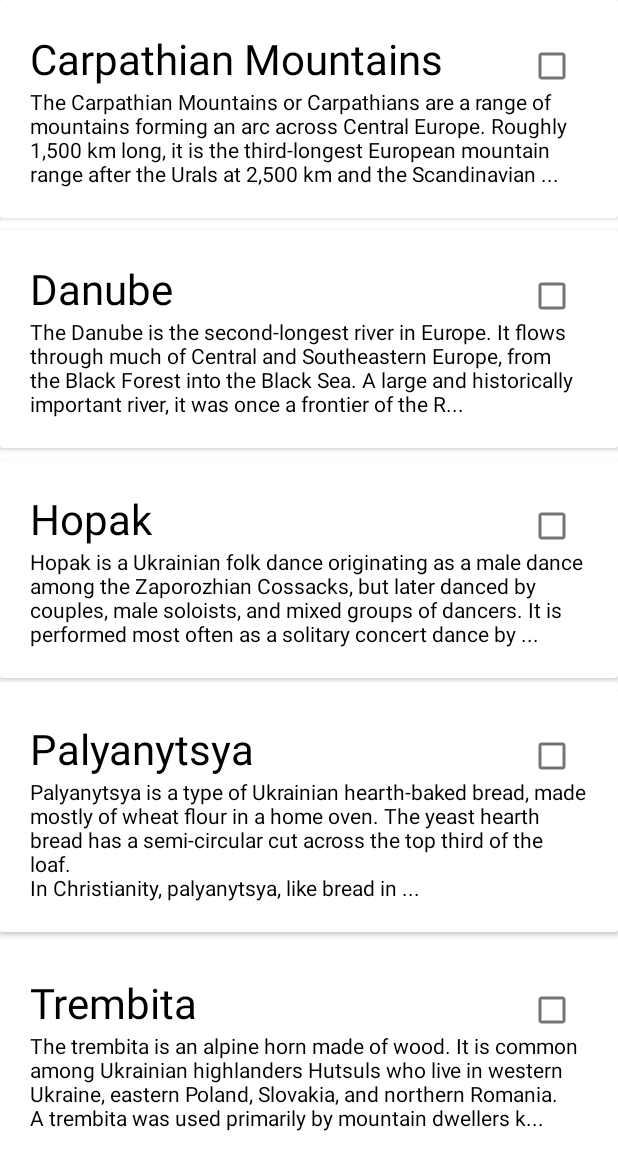
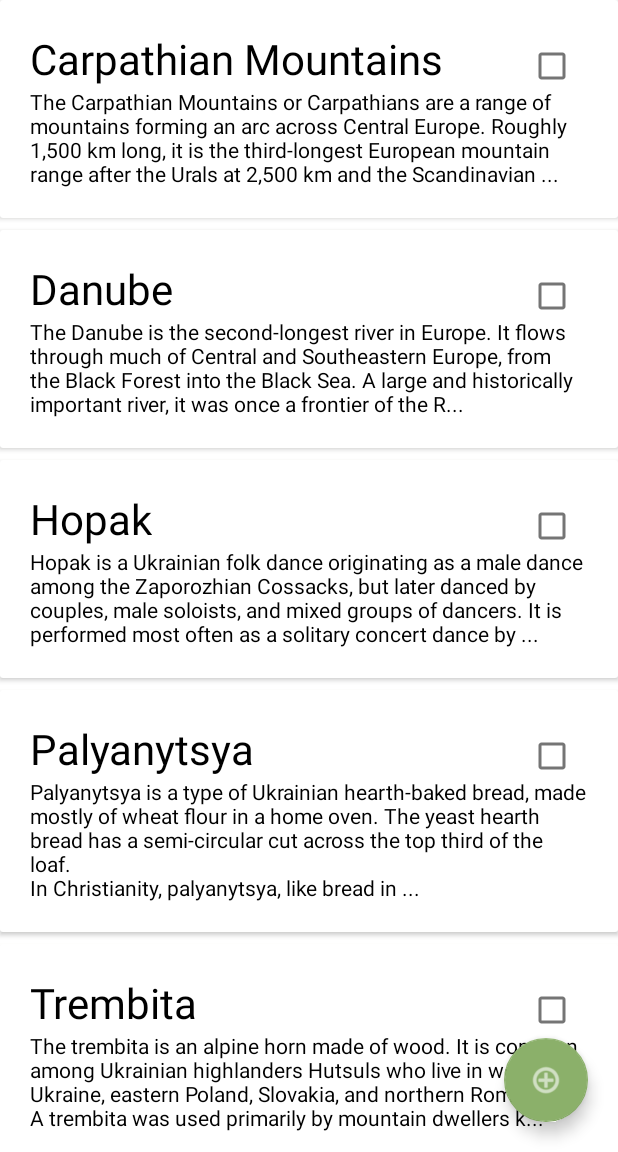
Before and after one commit to KaterynaMiasnikova/MicroLearn, an Android app: the screen it shows after launch (PortionListActivity), on a phone screen of 412 x 824 dp, the part 84-1236 px from its top. Run offline under Robolectric (Android 15) with nearby library versions, the phone set to English and light mode, and no system bars; our stand-ins replace Timber; 2 statements that could not run were skipped.

Commit message:
v0.3 - add theme

```diff
--- a/app/src/main/java/kd/microlearn/activities/PortionListActivity.kt
+++ b/app/src/main/java/kd/microlearn/activities/PortionListActivity.kt
@@ -2,18 +2,21 @@
 
 import android.app.Activity
 import android.content.Intent
-import androidx.appcompat.app.AppCompatActivity
 import android.os.Bundle
 import android.view.Menu
-import android.view.MenuItem
+import android.view.View
+import android.widget.CheckBox
 import androidx.activity.result.contract.ActivityResultContracts
+import androidx.appcompat.app.AppCompatActivity
 import androidx.recyclerview.widget.LinearLayoutManager
+import com.google.android.material.floatingactionbutton.FloatingActionButton
 import kd.microlearn.R
 import kd.microlearn.adapters.PortionAdapter
 import kd.microlearn.adapters.PortionListener
 import kd.microlearn.databinding.ActivityPortionListBinding
 import kd.microlearn.main.MainApp
 import kd.microlearn.models.PortionModel
+
 
 class PortionListActivity : AppCompatActivity(), PortionListener {
     lateinit var app: MainApp
@@ -31,6 +34,13 @@
         val layoutManager = LinearLayoutManager(this)
         binding.recyclerView.layoutManager = layoutManager
         binding.recyclerView.adapter = PortionAdapter(app.portions.findAll(), this)
+
+        val fab = findViewById<View>(R.id.addTheme) as FloatingActionButton
+        fab.setOnClickListener { view ->
+            val launcherIntent = Intent(this, ThemeActivity::class.java)
+            //launcherIntent.putExtra("theme_show", portion)
+            getClickResult.launch(launcherIntent)
+        }
     }
 
     override fun onCreateOptionsMenu(menu: Menu): Boolean {
--- a/app/src/main/java/kd/microlearn/adapters/PortionAdapter.kt
+++ b/app/src/main/java/kd/microlearn/adapters/PortionAdapter.kt
@@ -2,9 +2,11 @@
 
 import android.view.LayoutInflater
 import android.view.ViewGroup
+import android.widget.CheckBox
 import androidx.recyclerview.widget.RecyclerView
 import kd.microlearn.databinding.CardPortionBinding
 import kd.microlearn.models.PortionModel
+
 
 interface PortionListener {
     fun onPortionClick(portion: PortionModel)
@@ -13,15 +15,17 @@
 class PortionAdapter constructor(private var portions: List<PortionModel>,
                                  private val listener: PortionListener) :
     RecyclerView.Adapter<PortionAdapter.MainHolder>() {
+    //lateinit var cbSelect: CheckBox
 
     override fun onCreateViewHolder(parent: ViewGroup, viewType: Int): MainHolder {
+//        cbSelect = parent.findViewById(R.id.checkbox)
         val binding = CardPortionBinding.inflate(LayoutInflater.from(parent.context), parent, false)
         return MainHolder(binding)
     }
 
     override fun onBindViewHolder(holder: MainHolder, position: Int) {
         val portion = portions[holder.adapterPosition]
-        holder.bind(portion, listener)
+        holder.bind(portion, listener, this)
     }
 
     override fun getItemCount(): Int = portions.size
@@ -29,11 +33,13 @@
     class MainHolder(private val binding : CardPortionBinding) :
         RecyclerView.ViewHolder(binding.root) {
 
-        fun bind(portion: PortionModel, listener : PortionListener) {
-            binding.portionTitle.text = portion.p_title
-            binding.portionText.text = buildString { append(portion.p_text.take(223))
+        fun bind(portion: PortionModel, listener : PortionListener, parent : PortionAdapter) {
+
+            binding.portionTitle.text = portion.title_portion
+            binding.portionText.text = buildString { append(portion.text_portion.take(223))
                                                      append("...") }
-            binding.root.setOnClickListener { listener.onPortionClick(portion) }
+            binding.root.setOnClickListener { //parent.cbSelect.isChecked = true
+                listener.onPortionClick(portion) }
         }
     }
 }
--- a/app/src/main/java/kd/microlearn/main/MainApp.kt
+++ b/app/src/main/java/kd/microlearn/main/MainApp.kt
@@ -1,24 +1,55 @@
 package kd.microlearn.main
 import android.app.Application
-import kd.microlearn.models.PortionMemStore
-import kd.microlearn.models.PortionModel
+import kd.microlearn.models.*
 import timber.log.Timber
 import timber.log.Timber.i
 
 class MainApp  : Application() {
-
+    val areas = AreaMemStore()
+    val themes = ThemeMemStore()
     val portions = PortionMemStore()
 
     override fun onCreate() {
         super.onCreate()
         Timber.plant(Timber.DebugTree())
         i("Placemark started")
-        portions.create(PortionModel(1,"Carpathian Mountains", "The Carpathian Mountains or Carpathians are a range of mountains forming an arc across Central Europe. Roughly 1,500 km long, it is the third-longest European mountain range after the Urals at 2,500 km and the Scandinavian Mountains at 1,700 km. The range stretches from the far eastern Czech Republic (3%) and Austria (1%) in the northwest through Slovakia (21%), Poland (10%), Ukraine (10%), Romania (50%) to Serbia (5%) in the south. The highest range within the Carpathians is known as the Tatra mountains in Slovakia and Poland, where the highest peaks exceed 2,600 m. The second-highest range is the Southern Carpathians in Romania, where the highest peaks range between 2,500 m and 2,550 m.", "Mountains"))
-        portions.create(PortionModel(2,"Danube", "The Danube is the second-longest river in Europe. It flows through much of Central and Southeastern Europe, from the Black Forest into the Black Sea. A large and historically important river, it was once a frontier of the Roman Empire and today connects ten European countries, running through their territories or being a border. Originating in Germany, the Danube flows southeast for 2,850 km, passing through or bordering Austria, Slovakia, Hungary, Croatia, Serbia, Romania, Bulgaria, Moldova, and Ukraine. Among the many cities on the river are 4 capitals: Vienna, Budapest, Belgrade and Bratislava. Its drainage basin amounts to 817 000 km² and extends into nine more countries.", "Rivers"))
-        portions.create(PortionModel(3,"Hopak", "Hopak is a Ukrainian folk dance originating as a male dance among the Zaporozhian Cossacks, but later danced by couples, male soloists, and mixed groups of dancers. It is performed most often as a solitary concert dance by amateur and professional Ukrainian dance ensembles, as well as other performers of folk dances. It has also been incorporated into larger artistic opuses such as operas, ballets and theatre.\nThe hopak is often popularly referred to as the \"National Dance of Ukraine\" and has become very popular in Poland. There are similar folkloric dance tunes known as Sirmpa in Leros, Greece.", "Dances"))
-        portions.create(PortionModel(4,"Palyanytsya", "Palyanytsya is a type of Ukrainian hearth-baked bread, made mostly of wheat flour in a home oven. The yeast hearth bread has a semi-circular cut across the top third of the loaf.\nIn Christianity, palyanytsya, like bread in general, symbolizes happiness and can represent well-being, the body of God, affection, hospitality and security. Palyanytsya can also be interpreted as a symbol of the sun.\nAccording to popular belief, you should not eat a piece of palyanytsya after another person, as doing so will take away their happiness. It is also unlucky to leave a piece uneaten; and eating bread behind another person's back will \"eat\" their strength.", "International cuisine"))
-        portions.create(PortionModel(5,"Trembita", "The trembita is an alpine horn made of wood. It is common among Ukrainian highlanders Hutsuls who live in western Ukraine, eastern Poland, Slovakia, and northern Romania.\nA trembita was used primarily by mountain dwellers known as Hutsuls and Gorals in the Carpathians, it was used as a signaling device to announce deaths, funerals, weddings.\nThe tube is made from a long straight piece of pine or spruce (preferably one that has been struck by lightning) which is split in two in order to carve out the core. The halves are once again joined together and then wrapped in birch bark or osier rings. It is also used by shepherds for signaling and communication in the forested mountains and for guiding sheep and dogs. The trembita has a timbre that is much brighter than that of the alpenhorn due to its narrow bore and very minor flare.", "Musical instruments"))
-        portions.create(PortionModel(6,"Kobza", "The kobza, also called bandurka, is a Ukrainian folk music instrument of the lute family, a relative of the Central European mandora. The term kobza however, has also been applied to a number of other Eastern European instruments distinct from the Ukrainian kobza.\nThe term kobza is of Turkic origin and is related to the terms kobyz and komuz, thought to have been introduced into the Ukrainian language in the 13th century with the migration of a sizable group of Turkic people from Abkhazia settling in the Poltava region. It was usually played by a bard or minstrel known as a kobzar (occasionally in earlier times a kobeznik), who accompanies his recitation of epic poetry called duma in Ukrainian.", "Musical instruments"))
-        portions.create(PortionModel(7,"Arsenalna (Kyiv Metro)", "Arsenalna is a station on Kyiv Metro’s Sviatoshynsko-Brovarska Line. The station was opened along with the first stage and is currently the deepest station in the world at 105.5 metres. This is attributed to Kyiv’s geography, where the high bank of the Dnipro River rises above the rest of the city. Also unusual is the station’s design, which lacks a central concourse and is thus similar in layout to stations on the London Underground.\nSince 1986, the station has the status of \"architectural monument of local significance\".", "Public transport"))
+
+        areas.create(AreaModel(0, "Geography"))
+        areas.create(AreaModel(1, "Culture"))
+        areas.create(AreaModel(2, "Science"))
+
+        themes.create(ThemeModel(0, "Marine biology", "", 2))
+        themes.create(ThemeModel(1, "Mountains", "",0))
+        themes.create(ThemeModel(2, "Rivers", "",0))
+        themes.create(ThemeModel(3, "Dances", "",1))
+        themes.create(ThemeModel(4, "International cuisine", "",1))
+        themes.create(ThemeModel(5, "Musical instruments", "",1))
+        themes.create(ThemeModel(6, "Public transport", "",0))
+
+        portions.create(PortionModel(1,"Carpathian Mountains",
+            "The Carpathian Mountains or Carpathians are a range of mountains forming an arc across Central Europe. Roughly 1,500 km long, it is the third-longest European mountain range after the Urals at 2,500 km and the Scandinavian Mountains at 1,700 km. The range stretches from the far eastern Czech Republic (3%) and Austria (1%) in the northwest through Slovakia (21%), Poland (10%), Ukraine (10%), Romania (50%) to Serbia (5%) in the south. The highest range within the Carpathians is known as the Tatra mountains in Slovakia and Poland, where the highest peaks exceed 2,600 m. The second-highest range is the Southern Carpathians in Romania, where the highest peaks range between 2,500 m and 2,550 m.",
+            1))
+        portions.create(PortionModel(2,"Danube",
+            "The Danube is the second-longest river in Europe. It flows through much of Central and Southeastern Europe, from the Black Forest into the Black Sea. A large and historically important river, it was once a frontier of the Roman Empire and today connects ten European countries, running through their territories or being a border. Originating in Germany, the Danube flows southeast for 2,850 km, passing through or bordering Austria, Slovakia, Hungary, Croatia, Serbia, Romania, Bulgaria, Moldova, and Ukraine. Among the many cities on the river are 4 capitals: Vienna, Budapest, Belgrade and Bratislava. Its drainage basin amounts to 817 000 km² and extends into nine more countries.",
+            2))
+        portions.create(PortionModel(3,"Hopak",
+            "Hopak is a Ukrainian folk dance originating as a male dance among the Zaporozhian Cossacks, but later danced by couples, male soloists, and mixed groups of dancers. It is performed most often as a solitary concert dance by amateur and professional Ukrainian dance ensembles, as well as other performers of folk dances. It has also been incorporated into larger artistic opuses such as operas, ballets and theatre.\nThe hopak is often popularly referred to as the \"National Dance of Ukraine\" and has become very popular in Poland. There are similar folkloric dance tunes known as Sirmpa in Leros, Greece.",
+            3))
+        portions.create(PortionModel(4,"Palyanytsya",
+            "Palyanytsya is a type of Ukrainian hearth-baked bread, made mostly of wheat flour in a home oven. The yeast hearth bread has a semi-circular cut across the top third of the loaf.\nIn Christianity, palyanytsya, like bread in general, symbolizes happiness and can represent well-being, the body of God, affection, hospitality and security. Palyanytsya can also be interpreted as a symbol of the sun.\nAccording to popular belief, you should not eat a piece of palyanytsya after another person, as doing so will take away their happiness. It is also unlucky to leave a piece uneaten; and eating bread behind another person's back will \"eat\" their strength.",
+            4))
+        portions.create(PortionModel(5,"Trembita",
+            "The trembita is an alpine horn made of wood. It is common among Ukrainian highlanders Hutsuls who live in western Ukraine, eastern Poland, Slovakia, and northern Romania.\nA trembita was used primarily by mountain dwellers known as Hutsuls and Gorals in the Carpathians, it was used as a signaling device to announce deaths, funerals, weddings.\nThe tube is made from a long straight piece of pine or spruce (preferably one that has been struck by lightning) which is split in two in order to carve out the core. The halves are once again joined together and then wrapped in birch bark or osier rings. It is also used by shepherds for signaling and communication in the forested mountains and for guiding sheep and dogs. The trembita has a timbre that is much brighter than that of the alpenhorn due to its narrow bore and very minor flare.",
+            5))
+        portions.create(PortionModel(6,"Kobza",
+            "The kobza, also called bandurka, is a Ukrainian folk music instrument of the lute family, a relative of the Central European mandora. The term kobza however, has also been applied to a number of other Eastern European instruments distinct from the Ukrainian kobza.\nThe term kobza is of Turkic origin and is related to the terms kobyz and komuz, thought to have been introduced into the Ukrainian language in the 13th century with the migration of a sizable group of Turkic people from Abkhazia settling in the Poltava region. It was usually played by a bard or minstrel known as a kobzar (occasionally in earlier times a kobeznik), who accompanies his recitation of epic poetry called duma in Ukrainian.",
+            5))
+        portions.create(PortionModel(7,"Arsenalna (Kyiv Metro)",
+            "Arsenalna is a station on Kyiv Metro’s Sviatoshynsko-Brovarska Line. The station was opened along with the first stage and is currently the deepest station in the world at 105.5 metres. This is attributed to Kyiv’s geography, where the high bank of the Dnipro River rises above the rest of the city. Also unusual is the station’s design, which lacks a central concourse and is thus similar in layout to stations on the London Underground.\nSince 1986, the station has the status of \"architectural monument of local significance\".",
+            6))
+
+
+
+
     }
 }
--- /dev/null
+++ b/app/src/main/java/kd/microlearn/models/AreaMemStore.kt
@@ -0,0 +1,53 @@
+package kd.microlearn.models
+
+import timber.log.Timber
+
+var lastIdArea = 0L
+
+internal fun getAreaId(): Long {
+    return lastIdArea++
+}
+
+class AreaMemStore : AreaStore{
+    private val areas = ArrayList<AreaModel>()
+
+    override fun findAll(): List<AreaModel> {
+        return areas
+    }
+
+    override fun create(area: AreaModel) {
+        area.id_area = getAreaId()
+        areas.add(area)
+        logAll()
+    }
+
+    override fun getById(id: Long): AreaModel {
+        for (area in areas) {
+            if (area.id_area == id) {
+                return area
+            }
+        }
+        return AreaModel(-1)
+    }
+
+    override fun getAreasNames(): List<String> {
+        val list = ArrayList<String>()
+        for (area in areas) {
+            list.add(area.name_area)
+        }
+        return list
+    }
+
+    override fun findAreaByName(name: String): AreaModel {
+        for (area in areas) {
+            if (area.name_area == name) {
+                return area
+            }
+        }
+        return AreaModel(-1)
+    }
+
+    private fun logAll() {
+        areas.forEach { Timber.i("$it") }
+    }
+}
--- /dev/null
+++ b/app/src/main/java/kd/microlearn/models/AreaModel.kt
@@ -0,0 +1,7 @@
+package kd.microlearn.models
+
+import android.os.Parcelable
+import kotlinx.parcelize.Parcelize
+
+@Parcelize
+data class AreaModel(var id_area: Long = 0, var name_area: String = "") : Parcelable
--- /dev/null
+++ b/app/src/main/java/kd/microlearn/models/AreaStore.kt
@@ -0,0 +1,9 @@
+package kd.microlearn.models
+
+interface AreaStore {
+    fun findAll(): List<AreaModel>
+    fun create(area: AreaModel)
+    fun getById(id: Long): AreaModel
+    fun getAreasNames(): List<String>
+    fun findAreaByName(name: String): AreaModel
+}
--- a/app/src/main/java/kd/microlearn/models/PortionMemStore.kt
+++ b/app/src/main/java/kd/microlearn/models/PortionMemStore.kt
@@ -2,31 +2,31 @@
 
 import timber.log.Timber.i
 
-var lastId = 0L
+var lastIdPortion: Long = 0L
 
-internal fun getId(): Long {
-    return lastId++
+internal fun getPortionId(): Long {
+    return lastIdPortion++
 }
 
 class PortionMemStore : PortionStore {
 
-    val portions = ArrayList<PortionModel>()
+    private val portions = ArrayList<PortionModel>()
 
     override fun findAll(): List<PortionModel> {
         return portions
     }
 
     override fun create(portion: PortionModel) {
-        portion.id = getId()
+        portion.id_portion = getPortionId()
         portions.add(portion)
         logAll()
     }
 
     override fun update(portion: PortionModel) {
-        val foundPlacemark: PortionModel? = portions.find { p -> p.id == portion.id }
+        val foundPlacemark: PortionModel? = portions.find { p -> p.id_portion == portion.id_portion }
         if (foundPlacemark != null) {
-            foundPlacemark.p_title = portion.p_title
-            foundPlacemark.p_text = portion.p_text
+            foundPlacemark.title_portion = portion.title_portion
+            foundPlacemark.text_portion = portion.text_portion
             logAll()
         }
     }
--- a/app/src/main/java/kd/microlearn/models/PortionModel.kt
+++ b/app/src/main/java/kd/microlearn/models/PortionModel.kt
@@ -4,4 +4,4 @@
 import kotlinx.parcelize.Parcelize
 
 @Parcelize
-data class PortionModel(var id: Long = 0, var p_title: String = "", var p_text: String = "", var p_theme: String = "") : Parcelable
+data class PortionModel(var id_portion: Long = 0, var title_portion: String = "", var text_portion: String = "", var id_theme: Long = 0) : Parcelable
--- /dev/null
+++ b/app/src/main/java/kd/microlearn/models/ThemeMemStore.kt
@@ -0,0 +1,63 @@
+package kd.microlearn.models
+
+import timber.log.Timber
+
+var lastIdTheme = 0L
+
+internal fun getThemeId(): Long {
+    return lastIdTheme++
+}
+
+class ThemeMemStore : ThemeStore {
+    private val themes = ArrayList<ThemeModel>()
+
+    override fun findAll(): List<ThemeModel> {
+        return themes
+    }
+
+    override fun create(theme: ThemeModel) {
+        theme.id_theme = getThemeId()
+        themes.add(theme)
+        logAll()
+    }
+
+    override fun getThemesNames(): List<String> {
+        val list = ArrayList<String>()
+        for (theme in themes) {
+            list.add(theme.title_theme)
+        }
+        return list
+    }
+
+    override fun getThemesNamesOfArea(id_area: Long): List<String> {
+        val list = ArrayList<String>()
+        for (theme in themes) {
+            if (theme.id_area == id_area) {
+                list.add(theme.title_theme)
+            }
+        }
+        return list
+    }
+
+    override fun findThemeByName(name: String): ThemeModel {
+        for (theme in themes) {
+            if (theme.title_theme == name) {
+                return theme
+            }
+        }
+        return ThemeModel(-1)
+    }
+
+    override fun getById(id: Long): ThemeModel {
+        for (theme in themes) {
+            if (theme.id_theme == id) {
+                return theme
+            }
+        }
+        return ThemeModel(-1)
+    }
+
+    private fun logAll() {
+        themes.forEach { Timber.i("$it") }
+    }
+}
--- /dev/null
+++ b/app/src/main/java/kd/microlearn/models/ThemeModel.kt
@@ -0,0 +1,8 @@
+package kd.microlearn.models
+
+import android.os.Parcelable
+import kotlinx.parcelize.Parcelize
+
+
+@Parcelize
+data class ThemeModel(var id_theme: Long = 0, var title_theme: String = "", var descr_theme: String = "", var id_area: Long = 0) : Parcelable
--- /dev/null
+++ b/app/src/main/java/kd/microlearn/models/ThemeStore.kt
@@ -0,0 +1,10 @@
+package kd.microlearn.models
+
+interface ThemeStore {
+    fun findAll(): List<ThemeModel>
+    fun create(theme: ThemeModel)
+    fun getThemesNames(): List<String>
+    fun getThemesNamesOfArea(id_area: Long): List<String>
+    fun findThemeByName(name: String): ThemeModel
+    fun getById(id: Long): ThemeModel
+}
--- a/app/src/main/res/layout/activity_portion_list.xml
+++ b/app/src/main/res/layout/activity_portion_list.xml
@@ -28,4 +28,14 @@
         android:scrollbars="vertical"
         app:layout_behavior="@string/appbar_scrolling_view_behavior" />
 
+    <com.google.android.material.floatingactionbutton.FloatingActionButton
+        android:id="@+id/addTheme"
+        android:layout_width="wrap_content"
+        android:layout_height="wrap_content"
+        android:layout_gravity="bottom|end"
+        android:layout_margin="20dp"
+        android:clickable="true"
+        app:srcCompat="@android:drawable/ic_menu_add"
+        android:contentDescription="ADD" />
+
 </androidx.coordinatorlayout.widget.CoordinatorLayout>
--- a/app/src/main/res/layout/card_portion.xml
+++ b/app/src/main/res/layout/card_portion.xml
@@ -20,7 +20,7 @@
             android:layout_width="wrap_content"
             android:layout_height="wrap_content"
             android:layout_alignParentEnd="true"
-            android:layout_marginEnd="0dp" />
+            android:layout_marginEnd="0dp"/>
 
         <TextView
             android:id="@+id/portionTitle"
--- a/app/src/main/res/values/strings.xml
+++ b/app/src/main/res/values/strings.xml
@@ -5,6 +5,7 @@
     <string name="portionName"><u>Portion Name</u></string>
     <string name="portionText">Portion Text</string>
     <string name="new_theme">New Theme</string>
+    <string name="theme_topic">Topic</string>
     <string name="theme_area">Area</string>
     <string name="theme_name">Provided topic</string>
     <string name="theme_own">Your topic</string>
@@ -13,4 +14,6 @@
     <string name="account">Account</string>
     <string name="show_underlined"><u>%s</u></string>
     <string name="back">Back</string>
+    <string name="or">or</string>
+    <string name="theme_commit_new">Commit new theme</string>
 </resources>
```
Also changed, not shown: app/src/main/AndroidManifest.xml (+7 -0 lines), app/src/main/java/kd/microlearn/activities/PortionActivity.kt (+3 -4 lines), app/src/main/java/kd/microlearn/activities/ThemeActivity.kt (added, +90 -0 lines), app/src/main/res/layout/activity_theme.xml (added, +144 -0 lines), app/src/main/res/menu/menu_theme.xml (added, +11 -0 lines), 1 other file.
